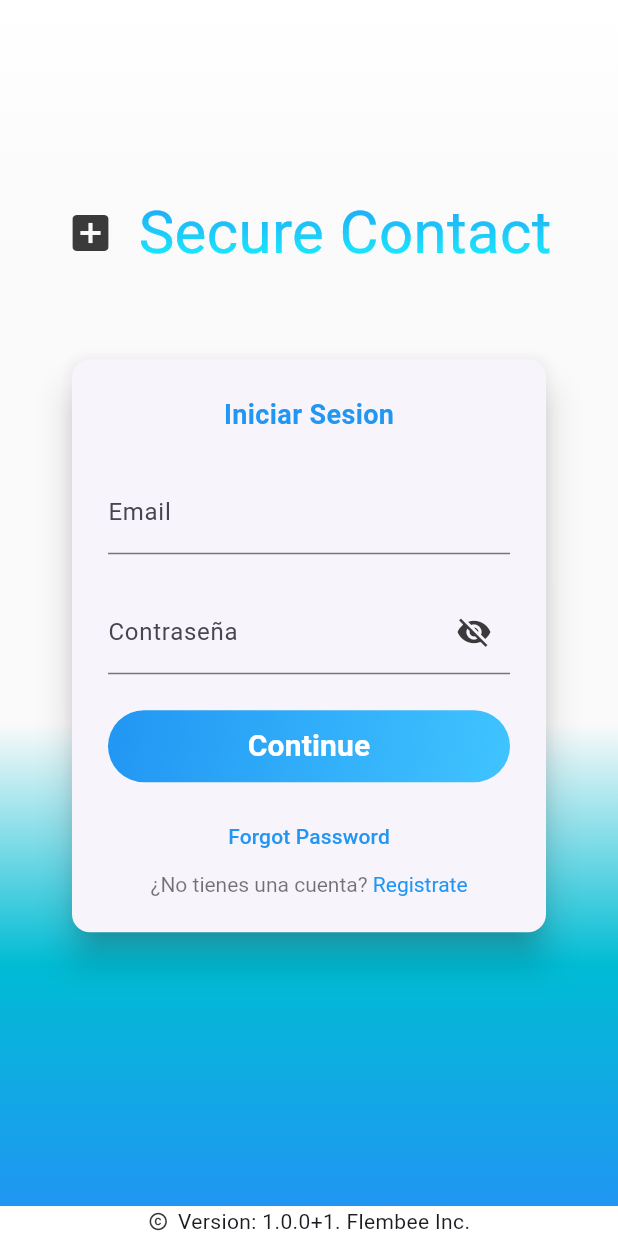
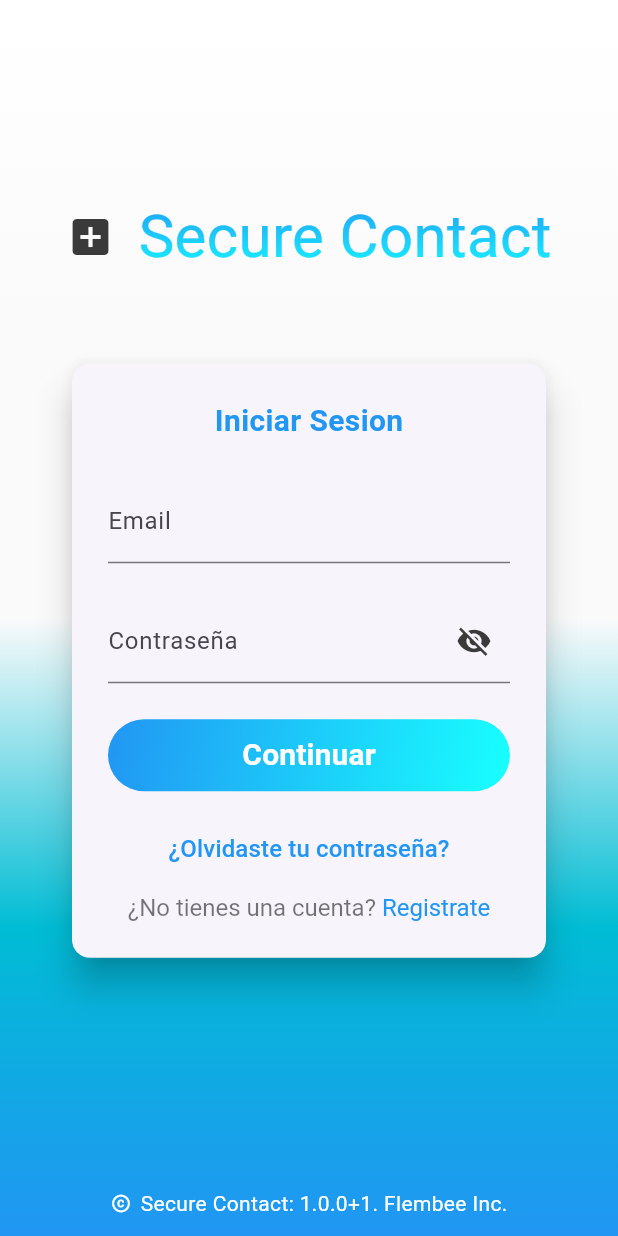
Before and after one commit to Teixeira49/drive_on, a Flutter app: the screen it shows after launch, on a phone screen of 412 x 824 dp. Run offline on Flutter 3.47's test engine with Material 3 defaults, Android fonts, the phone set to English and light mode, and no system bars; drawn by our look-alikes of simple_gradient_text; our stand-ins replace dartz, dio, flutter_bloc, package_info_plus, retry, shared_preferences; Roboto replaces fonts that are missing (gotham).

Commit message:
Finish general visual form

```diff
--- a/lib/src/features/login/presentation/pages/login_pag.dart
+++ b/lib/src/features/login/presentation/pages/login_pag.dart
@@ -71,8 +71,8 @@ class MyLoginPageState extends State<LoginPage> {
         child: BlocConsumer<LoginCubit, LoginState>(
           listener: (contextCubit, stateCubit) {},
           builder: (contextCubit, stateCubit) {
-            return Scaffold(
-                body: Container(
+            return Container(
+                alignment: Alignment.center,
                 decoration: BoxDecoration(
                     gradient: LinearGradient(
                         begin: Alignment.topCenter,
@@ -81,20 +81,23 @@ class MyLoginPageState extends State<LoginPage> {
                       Colors.white,
                       Colors.grey[50]!,
                       Colors.grey[50]!,
-                          Colors.grey[50]!,
                       Colors.cyan,
                       Colors.blue
                     ])),
+                child: Scaffold(
+                    backgroundColor: Colors.transparent,
+                    body: Center(
+                        child: SingleChildScrollView(
                             child: SafeArea(
                                 minimum: const EdgeInsets.all(AppSpacing.lg),
-                        child: Center(
-                            child: SingleChildScrollView(
                                 child: Form(
                                   child: Column(
-                            mainAxisAlignment: MainAxisAlignment.spaceBetween,
+                                    mainAxisSize: MainAxisSize.max,
+                                    mainAxisAlignment: MainAxisAlignment.center,
                                     children: [
                                       Row(
-                                  mainAxisAlignment: MainAxisAlignment.center,
+                                          mainAxisAlignment:
+                                              MainAxisAlignment.center,
                                           children: [
                                             const Icon(
                                               Icons.add_box,
@@ -126,7 +129,8 @@ class MyLoginPageState extends State<LoginPage> {
                                         elevation: 10,
                                         margin: EdgeInsets.all(24),
                                         shape: RoundedRectangleBorder(
-                                  borderRadius: BorderRadius.circular(12),
+                                          borderRadius:
+                                              BorderRadius.circular(12),
                                         ),
                                         surfaceTintColor: Colors.white,
                                         child: Padding(
@@ -135,127 +139,165 @@ class MyLoginPageState extends State<LoginPage> {
                                             mainAxisAlignment:
                                                 MainAxisAlignment.spaceBetween,
                                             children: [
-                                      Text('Iniciar Sesion', style: TextStyle(fontSize: 18, fontWeight: FontWeight.bold, color: Colors.blue),),
+                                              Text(
+                                                'Iniciar Sesion',
+                                                style: TextStyle(
+                                                    fontSize: 20,
+                                                    fontWeight: FontWeight.bold,
+                                                    color: Colors.blue),
+                                              ),
                                               Padding(
-                                        padding:
-                                            EdgeInsets.only(top: 24, bottom: 12),
+                                                padding: EdgeInsets.only(
+                                                    top: 24, bottom: 12),
                                                 child: TextFormField(
                                                   decoration: InputDecoration(
                                                       labelText: "Email"),
                                                 ),
                                               ),
                                               Padding(
-                                    padding:
-                                    EdgeInsets.symmetric(vertical: 12),
+                                                padding: EdgeInsets.symmetric(
+                                                    vertical: 12),
                                                 child: TextFormField(
                                                   decoration: InputDecoration(
                                                       suffixIcon: IconButton(
                                                         icon: isObscured
-                                                  ? const Icon(
-                                                      Icons.visibility_off)
-                                                  : const Icon(
-                                                      Icons.visibility),
+                                                            ? const Icon(Icons
+                                                                .visibility_off)
+                                                            : const Icon(Icons
+                                                                .visibility),
                                                         color: Theme.of(context)
                                                             .iconTheme
                                                             .color,
                                                         onPressed: () {
                                                           setState(() {
-                                                  isObscured = !isObscured;
+                                                            isObscured =
+                                                                !isObscured;
                                                           });
                                                         },
                                                       ),
                                                       labelText: "Contraseña"),
-                                      ),),
+                                                ),
+                                              ),
                                               Padding(
-                                          padding: EdgeInsets.symmetric(vertical: 12),
-                                        child:
-                                      Container(
+                                                padding: EdgeInsets.symmetric(
+                                                    vertical: 12),
+                                                child: Container(
                                                   width: double.maxFinite,
                                                   decoration: BoxDecoration(
-                                          gradient: const LinearGradient(
+                                                    gradient:
+                                                        const LinearGradient(
                                                       colors: [
                                                         Colors.blue,
-                                              Colors.lightBlueAccent
+                                                        Colors.cyanAccent
                                                       ],
                                                       begin: Alignment.topLeft,
-                                            end: Alignment.bottomRight,
+                                                      end:
+                                                          Alignment.bottomRight,
                                                     ),
-                                          borderRadius: BorderRadius.circular(
+                                                    borderRadius:
+                                                        BorderRadius.circular(
                                                             30.0), // Uniform radius
                                                   ),
                                                   child: ElevatedButton(
-                                            style: ElevatedButton.styleFrom(
+                                                      style: ElevatedButton
+                                                          .styleFrom(
                                                               elevation: 5,
-                                                backgroundColor:
-                                                    Colors.transparent,
-                                                shadowColor: Colors.transparent,
-                                                shape: RoundedRectangleBorder(
+                                                              backgroundColor: Colors
+                                                                  .transparent,
+                                                              shadowColor: Colors
+                                                                  .transparent,
+                                                              shape:
+                                                                  RoundedRectangleBorder(
                                                                 borderRadius:
-                                                      BorderRadius.circular(30),
+                                                                    BorderRadius
+                                                                        .circular(
+                                                                            30),
                                                               ),
-                                                alignment: Alignment.center,
+                                                              alignment:
+                                                                  Alignment
+                                                                      .center,
                                                               padding:
-                                                    const EdgeInsets.symmetric(
-                                                        horizontal: 24,
-                                                        vertical: 8)),
-                                            onPressed: () {},
+                                                                  const EdgeInsets
+                                                                      .symmetric(
+                                                                      horizontal:
+                                                                          24,
+                                                                      vertical:
+                                                                          8)),
+                                                      onPressed: () {
+                                                        Navigator.of(context)
+                                                            .pushNamed( //Replacement
+                                                                '/main/contacts-wallet');
+                                                      },
                                                       child: const Text(
-                                              'Continue',
+                                                        'Continuar',
                                                         style: TextStyle(
                                                           color: Colors.white,
                                                           fontSize: 20,
-                                                fontWeight: FontWeight.bold,
+                                                          fontWeight:
+                                                              FontWeight.bold,
                                                         ),
                                                       )),
-                                      ),),
-                                      TextButton(
+                                                ),
+                                              ),
+                                          Container(
+                                            margin: EdgeInsets.only(
+                                                bottom: 6, top: 2),
+                                            child: TextButton(
                                                 onPressed: () {},
-                                        child: Text("Forgot Password",
-                                            style:
-                                                TextStyle(color: Colors.blue)),
-                                      ),
+                                                child: Text(
+                                                    "¿Olvidaste tu contraseña?",
+                                                    style: TextStyle(
+                                                      fontSize: 16,
+                                                        color: Colors.blue)),
+                                              )),
                                               RichText(
                                                   text: TextSpan(
-                                              text: "¿No tienes una cuenta? ",
+                                                      text:
+                                                          "¿No tienes una cuenta? ",
                                                       style: TextStyle(
-                                                  color: Colors.black54),
+                                                        fontSize: 16,
+                                                          color:
+                                                              Colors.black54),
                                                       children: [
                                                     TextSpan(
                                                         text: 'Registrate',
                                                         style: TextStyle(
+                                                            fontSize: 16,
                                                             color: Colors.blue),
                                                         recognizer:
                                                             TapGestureRecognizer()
                                                               ..onTap = () {
-                                                        print('registrar');
+                                                                print(
+                                                                    'registrar');
                                                               })
                                                   ]))
                                             ],
                                           ),
                                         ),
                                       ),
-                              SizedBox(
-                                height: 32,
-                              ),
                                     ],
                                   ),
-                        ))))),
+                                )))),
                     bottomNavigationBar: Container(
+                      margin: EdgeInsets.only(bottom: 12),
                       child: Row(
                         mainAxisAlignment: MainAxisAlignment.center,
                         children: [
                           const Icon(
                             Icons.copyright,
                             size: 14,
+                            color: Colors.white,
                           ),
                           const SizedBox(
                             width: 6,
                           ),
                           Text(
-                          "Version: ${_version != 'Cargando...' ? _version : emptyString}. Flembee Inc."),
+                            "Secure Contact: ${_version != 'Cargando...' ? _version : emptyString}. Flembee Inc.",
+                            style: TextStyle(color: Colors.white),
+                          ),
                         ],
                       ),
-                ));
+                    )));
           },
         ));
   }
--- a/lib/src/features/main_menu/presentation/pages/main_menu_pag.dart
+++ b/lib/src/features/main_menu/presentation/pages/main_menu_pag.dart
@@ -1,3 +1,5 @@
+import 'package:drive_on/src/features/main_menu/presentation/cubit/budget_cubit/budget_cubit.dart';
+import 'package:drive_on/src/features/main_menu/presentation/cubit/budget_cubit/budget_state.dart';
 import 'package:flutter/material.dart';
 import 'package:flutter/widgets.dart';
 import 'package:flutter_bloc/flutter_bloc.dart';
@@ -28,10 +30,15 @@ class MainMenuState extends State<MainMenuPage> {
     // TODO: implement build
     return MultiBlocProvider(
       providers: [
-
+        BlocProvider(
+            create: (_) => BudgetCubit(BudgetStateInitial()),
+        )
       ],
       child: Scaffold(
-        appBar: AppBar(),
+        appBar: AppBar(
+          title: Text('pepe'),
+          automaticallyImplyLeading: true,
+        ),
         body: Column(
           children: [
             Text('Data'),
```
Lines whose indentation alone changed are shown as unchanged.
